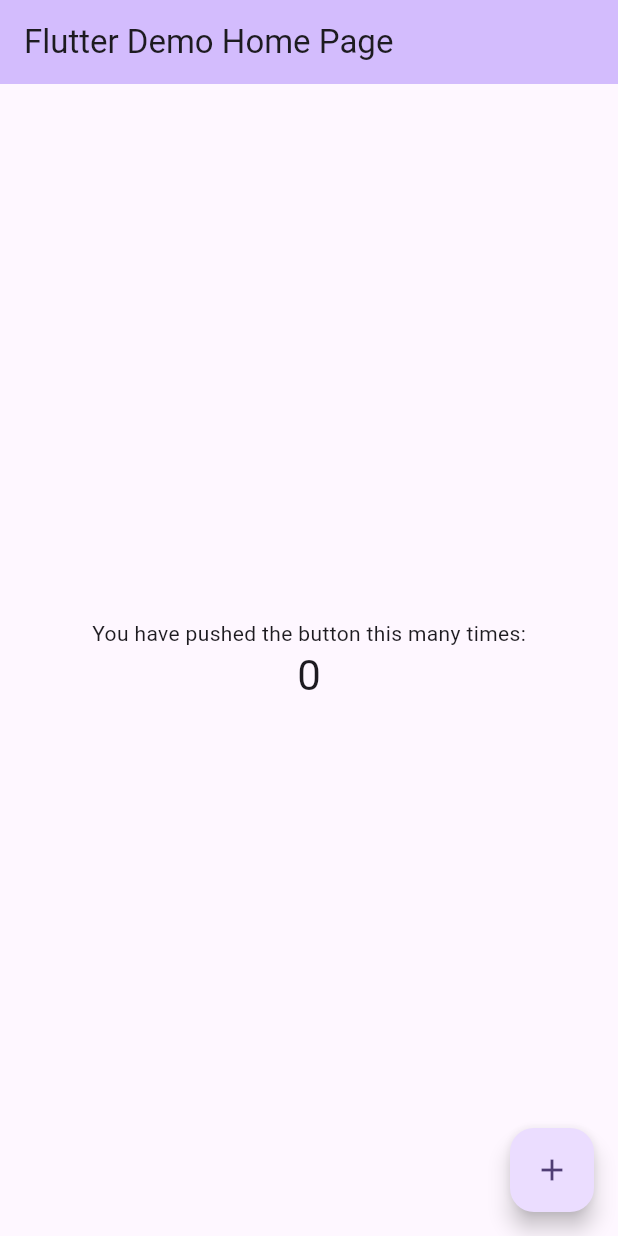
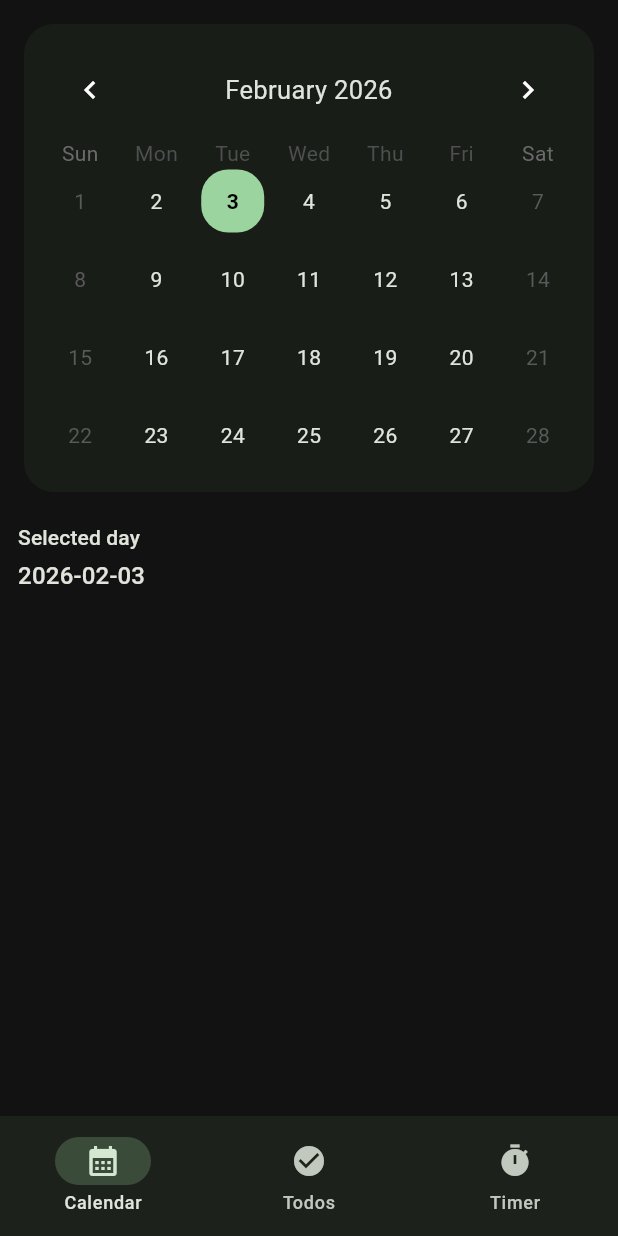
Before and after one commit to arvelyn/nolio, a Flutter app: the screen it shows after launch, on a phone screen of 412 x 824 dp. Run offline on Flutter 3.47's test engine with Material 3 defaults, Android fonts, the phone set to English and light mode, and no system bars; drawn by our look-alikes of table_calendar; missing offline and left inert: window_manager.

Commit message:
going forward

```diff
--- /dev/null
+++ b/lib/features/calendar/calendar_page.dart
@@ -0,0 +1,114 @@
+import 'package:flutter/material.dart';
+import 'package:table_calendar/table_calendar.dart';
+
+class CalendarPage extends StatefulWidget {
+  const CalendarPage({super.key});
+
+  @override
+  State<CalendarPage> createState() => _CalendarPageState();
+}
+
+class _CalendarPageState extends State<CalendarPage> {
+  DateTime focusedDay = DateTime.now();
+  DateTime selectedDay = DateTime.now();
+
+  @override
+  Widget build(BuildContext context) {
+    return Padding(
+      padding: const EdgeInsets.all(12),
+      child: Column(
+        crossAxisAlignment: CrossAxisAlignment.stretch,
+        children: [
+          Card(
+            elevation: 0,
+            shape: RoundedRectangleBorder(
+              borderRadius: BorderRadius.circular(20),
+            ),
+            child: Padding(
+              padding: const EdgeInsets.all(12),
+              child: TableCalendar(
+                firstDay: DateTime.utc(2020, 1, 1),
+                lastDay: DateTime.utc(2035, 12, 31),
+                focusedDay: focusedDay,
+                selectedDayPredicate: (day) =>
+                    isSameDay(selectedDay, day),
+                onDaySelected: (selected, focused) {
+                  setState(() {
+                    selectedDay = selected;
+                    focusedDay = focused;
+                  });
+                },
+                headerStyle: const HeaderStyle(
+                  formatButtonVisible: false,
+                  titleCentered: true,
+                ),
+                calendarBuilders: CalendarBuilders(
+                  selectedBuilder: (context, day, _) {
+                    return Stack(
+                      alignment: Alignment.center,
+                      children: [
+                        _BlobSelection(),
+                        Text(
+                          '${day.day}',
+                          style: Theme.of(context)
+                              .textTheme
+                              .bodyMedium
+                              ?.copyWith(
+                                fontWeight: FontWeight.bold,
+                                color: Colors.black,
+                              ),
+                        ),
+                      ],
+                    );
+                  },
+                  todayBuilder: (context, day, _) {
+                    return Center(
+                      child: Text(
+                        '${day.day}',
+                        style: Theme.of(context)
+                            .textTheme
+                            .bodyMedium
+                            ?.copyWith(
+                              color: Colors.grey,
+                            ),
+                      ),
+                    );
+                  },
+                ),
+              ),
+            ),
+          ),
+          const SizedBox(height: 16),
+          Text(
+            'Selected day',
+            style: Theme.of(context).textTheme.labelLarge,
+          ),
+          const SizedBox(height: 4),
+          Text(
+            selectedDay.toLocal().toIso8601String().split('T')[0],
+            style: Theme.of(context).textTheme.titleMedium,
+          ),
+        ],
+      ),
+    );
+  }
+}
+
+class _BlobSelection extends StatelessWidget {
+  @override
+  Widget build(BuildContext context) {
+    return AnimatedScale(
+      duration: const Duration(milliseconds: 250),
+      curve: Curves.easeOutCubic,
+      scale: 1.0,
+      child: Container(
+        width: 42,
+        height: 42,
+        decoration: BoxDecoration(
+          color: Theme.of(context).colorScheme.primary,
+          borderRadius: BorderRadius.circular(18),
+        ),
+      ),
+    );
+  }
+}
--- a/lib/main.dart
+++ b/lib/main.dart
@@ -1,121 +1,99 @@
 import 'package:flutter/material.dart';
+import 'package:window_manager/window_manager.dart';
 
-void main() {
-  runApp(const MyApp());
+import 'features/calendar/calendar_page.dart';
+import 'features/todos/todos_page.dart';
+
+void main() async {
+  WidgetsFlutterBinding.ensureInitialized();
+  await windowManager.ensureInitialized();
+
+  const windowOptions = WindowOptions(
+    titleBarStyle: TitleBarStyle.hidden,
+    backgroundColor: Colors.transparent,
+  );
+
+  windowManager.waitUntilReadyToShow(windowOptions, () async {
+    await windowManager.show();
+    await windowManager.focus();
+  });
+
+  runApp(const NolioApp());
 }
 
-class MyApp extends StatelessWidget {
-  const MyApp({super.key});
+class NolioApp extends StatelessWidget {
+  const NolioApp({super.key});
 
-  // This widget is the root of your application.
   @override
   Widget build(BuildContext context) {
     return MaterialApp(
-      title: 'Flutter Demo',
+      title: 'Nolio',
+      debugShowCheckedModeBanner: false,
       theme: ThemeData(
-        // This is the theme of your application.
-        //
-        // TRY THIS: Try running your application with "flutter run". You'll see
-        // the application has a purple toolbar. Then, without quitting the app,
-        // try changing the seedColor in the colorScheme below to Colors.green
-        // and then invoke "hot reload" (save your changes or press the "hot
-        // reload" button in a Flutter-supported IDE, or press "r" if you used
-        // the command line to start the app).
-        //
-        // Notice that the counter didn't reset back to zero; the application
-        // state is not lost during the reload. To reset the state, use hot
-        // restart instead.
-        //
-        // This works for code too, not just values: Most code changes can be
-        // tested with just a hot reload.
-        colorScheme: .fromSeed(seedColor: Colors.deepPurple),
+        useMaterial3: true,
+        brightness: Brightness.dark,
+        colorScheme: ColorScheme.fromSeed(
+          seedColor: const Color(0xFF1DB954),
+          brightness: Brightness.dark,
+        ),
+        scaffoldBackgroundColor: const Color(0xFF121212),
       ),
-      home: const MyHomePage(title: 'Flutter Demo Home Page'),
+      home: const AppShell(),
     );
   }
 }
 
-class MyHomePage extends StatefulWidget {
-  const MyHomePage({super.key, required this.title});
-
-  // This widget is the home page of your application. It is stateful, meaning
-  // that it has a State object (defined below) that contains fields that affect
-  // how it looks.
-
-  // This class is the configuration for the state. It holds the values (in this
-  // case the title) provided by the parent (in this case the App widget) and
-  // used by the build method of the State. Fields in a Widget subclass are
-  // always marked "final".
-
-  final String title;
+class AppShell extends StatefulWidget {
+  const AppShell({super.key});
 
   @override
-  State<MyHomePage> createState() => _MyHomePageState();
+  State<AppShell> createState() => _AppShellState();
 }
 
-class _MyHomePageState extends State<MyHomePage> {
-  int _counter = 0;
+class _AppShellState extends State<AppShell> {
+  int index = 0;
+  final PageController controller = PageController();
 
-  void _incrementCounter() {
-    setState(() {
-      // This call to setState tells the Flutter framework that something has
-      // changed in this State, which causes it to rerun the build method below
-      // so that the display can reflect the updated values. If we changed
-      // _counter without calling setState(), then the build method would not be
-      // called again, and so nothing would appear to happen.
-      _counter++;
-    });
-  }
+  final pages = const [
+    CalendarPage(),
+    TodosPage(),
+    Center(child: Text('Timer')),
+  ];
 
   @override
   Widget build(BuildContext context) {
-    // This method is rerun every time setState is called, for instance as done
-    // by the _incrementCounter method above.
-    //
-    // The Flutter framework has been optimized to make rerunning build methods
-    // fast, so that you can just rebuild anything that needs updating rather
-    // than having to individually change instances of widgets.
     return Scaffold(
-      appBar: AppBar(
-        // TRY THIS: Try changing the color here to a specific color (to
-        // Colors.amber, perhaps?) and trigger a hot reload to see the AppBar
-        // change color while the other colors stay the same.
-        backgroundColor: Theme.of(context).colorScheme.inversePrimary,
-        // Here we take the value from the MyHomePage object that was created by
-        // the App.build method, and use it to set our appbar title.
-        title: Text(widget.title),
+      body: PageView(
+        controller: controller,
+        physics: const BouncingScrollPhysics(),
+        onPageChanged: (i) {
+          setState(() => index = i);
+        },
+        children: pages,
       ),
-      body: Center(
-        // Center is a layout widget. It takes a single child and positions it
-        // in the middle of the parent.
-        child: Column(
-          // Column is also a layout widget. It takes a list of children and
-          // arranges them vertically. By default, it sizes itself to fit its
-          // children horizontally, and tries to be as tall as its parent.
-          //
-          // Column has various properties to control how it sizes itself and
-          // how it positions its children. Here we use mainAxisAlignment to
-          // center the children vertically; the main axis here is the vertical
-          // axis because Columns are vertical (the cross axis would be
-          // horizontal).
-          //
-          // TRY THIS: Invoke "debug painting" (choose the "Toggle Debug Paint"
-          // action in the IDE, or press "p" in the console), to see the
-          // wireframe for each widget.
-          mainAxisAlignment: .center,
-          children: [
-            const Text('You have pushed the button this many times:'),
-            Text(
-              '$_counter',
-              style: Theme.of(context).textTheme.headlineMedium,
-            ),
-          ],
-        ),
-      ),
-      floatingActionButton: FloatingActionButton(
-        onPressed: _incrementCounter,
-        tooltip: 'Increment',
-        child: const Icon(Icons.add),
+      bottomNavigationBar: NavigationBar(
+        selectedIndex: index,
+        onDestinationSelected: (i) {
+          controller.animateToPage(
+            i,
+            duration: const Duration(milliseconds: 300),
+            curve: Curves.easeOutCubic,
+          );
+        },
+        destinations: const [
+          NavigationDestination(
+            icon: Icon(Icons.calendar_month),
+            label: 'Calendar',
+          ),
+          NavigationDestination(
+            icon: Icon(Icons.check_circle),
+            label: 'Todos',
+          ),
+          NavigationDestination(
+            icon: Icon(Icons.timer),
+            label: 'Timer',
+          ),
+        ],
       ),
     );
   }
--- a/pubspec.yaml
+++ b/pubspec.yaml
@@ -28,6 +28,10 @@ environment:
 # the latest version available on pub.dev. To see which dependencies have newer
 # versions available, run `flutter pub outdated`.
 dependencies:
+  sqflite_common_ffi: ^2.3.3
+  path_provider: ^2.1.2
+  window_manager: ^0.3.8
+  table_calendar: ^3.0.9
   flutter:
     sdk: flutter
 
```
Also changed, not shown: lib/features/todos/todos_page.dart (added, +103 -0 lines), pubspec.lock, 5 other files.
